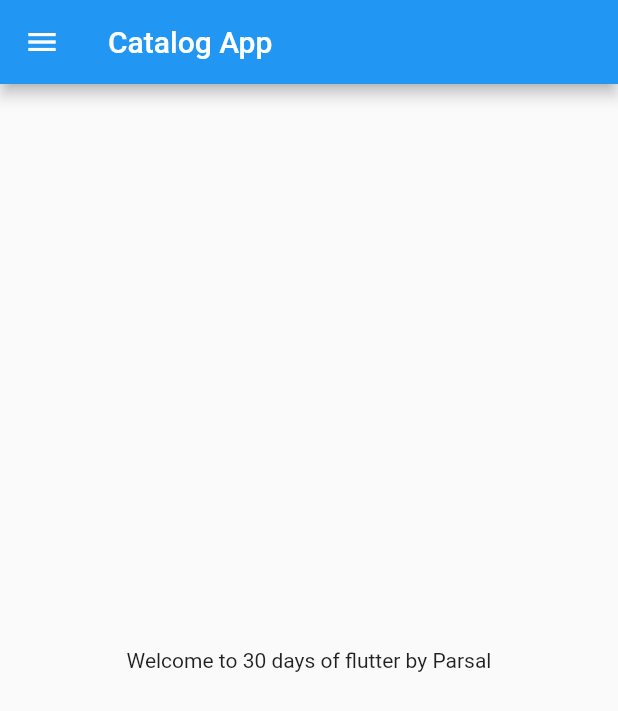
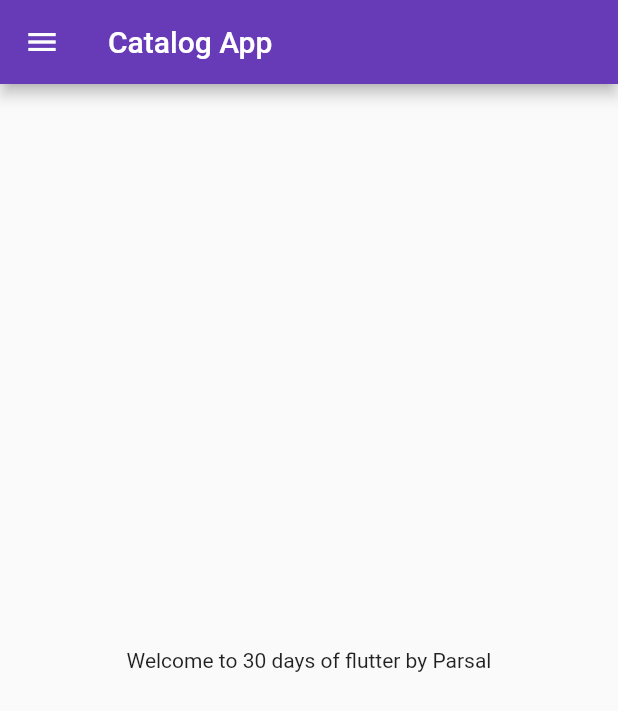
Before and after one commit to ParsalSilwal/30daysflutter, a Flutter app: the screen it shows after launch, on a phone screen of 412 x 824 dp. Shown: the top 711 px of the screen. Run offline on Flutter 3.47's test engine with Material 2 defaults, Android fonts, the light colour scheme and no system bars.

Commit message:
day3 completed

```diff
--- a/lib/main.dart
+++ b/lib/main.dart
@@ -1,21 +1,33 @@
 import 'package:flutter/material.dart';
-import 'package:magh3app/homepage.dart';
+import 'package:magh3app/pages/homepage.dart';
+import 'package:magh3app/pages/loginpage.dart';
 
 void main() {
-  runApp( MyApp());
+  runApp(MyApp());
 }
+
 class MyApp extends StatelessWidget {
   const MyApp({super.key});
 
   @override
   Widget build(BuildContext context) {
-    // var can take any value string int double anything
-    // num take float double int all number
-    var days = 30;
-    var name = "Parsal";
     return MaterialApp(
       debugShowCheckedModeBanner: false,
-      home:HomePage()
+      //  home: HomePage(),
+      themeMode: ThemeMode.light,
+      darkTheme: ThemeData(
+        //  brightness: Brightness.dark,
+        primarySwatch: Colors.red,
+      ),
+      theme: ThemeData(
+        primarySwatch: Colors.deepPurple,
+      ),
+      initialRoute: "/home",
+      routes: {
+        '/': (context) => LoginPage(),
+        "/home": (context) => HomePage(),
+        "/login": (context) => LoginPage(),
+      },
     );
   }
 }
```
Also changed, not shown: lib/pages/loginpage.dart (added, +22 -0 lines), lib/pages/homepage.dart (renamed from lib/homepage.dart).
